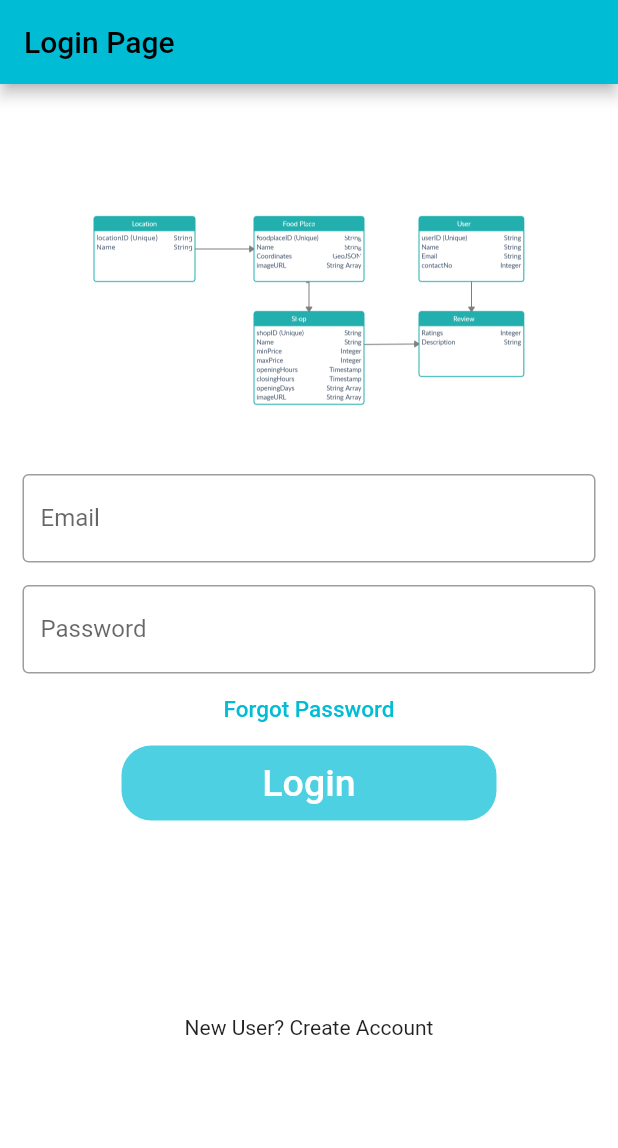
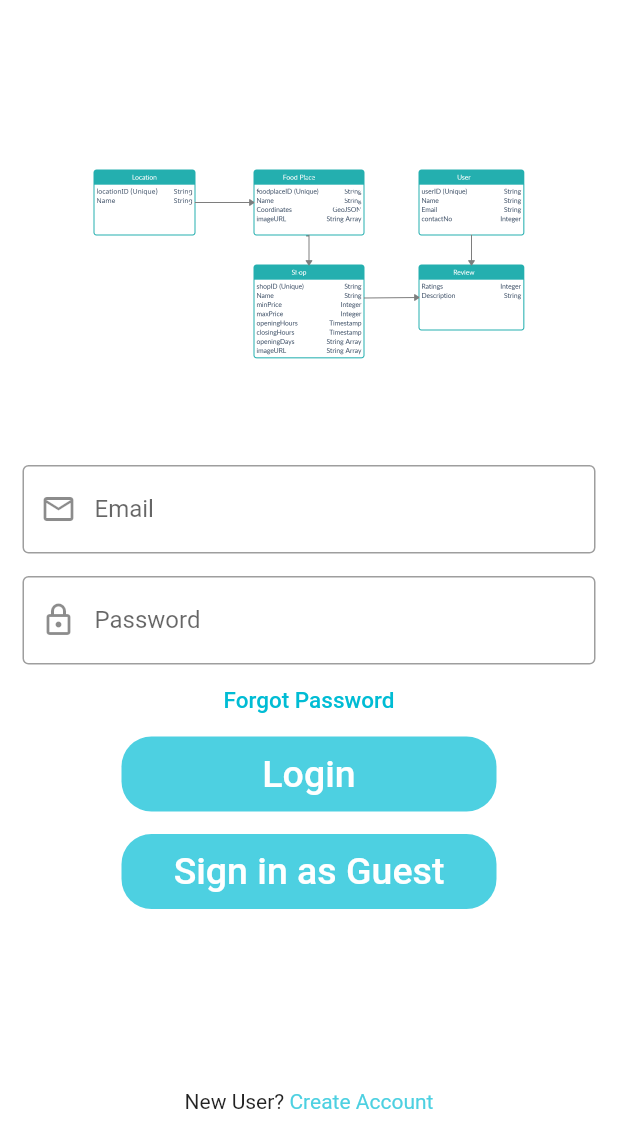
Before and after one commit to waisheen/foodies, a Flutter app: the screen it shows after launch, on a phone screen of 412 x 824 dp. Shown: the top 1148 px of the screen. Run offline on Flutter 3.47's test engine with Material 2 defaults, Android fonts, the phone set to English and light mode, and no system bars; our stand-ins replace firebase_auth, firebase_core; accounts and stored records are empty.

Commit message:
Finished sign up page and guest sign in

```diff
--- /dev/null
+++ b/lib/Login/all.dart
@@ -0,0 +1,2 @@
+export 'loginpage.dart';
+export 'createaccount.dart';
--- /dev/null
+++ b/lib/Login/loginpage.dart
@@ -0,0 +1,140 @@
+import 'package:flutter/material.dart';
+import 'all.dart';
+import '../MainPage/all.dart';
+import '../Services/all.dart';
+
+class LoginPage extends StatefulWidget {
+  const LoginPage({Key? key, required this.title}) : super(key: key);
+
+  // This widget is the home page of your application. It is stateful, meaning
+  // that it has a State object (defined below) that contains fields that affect
+  // how it looks.
+
+  final String title;
+
+  @override
+  State<LoginPage> createState() => _LoginPageState();
+}
+
+class _LoginPageState extends State<LoginPage> {
+  final AuthService _auth = AuthService();
+
+  @override
+  Widget build(BuildContext context) {
+    return Scaffold(
+      backgroundColor: Colors.white,
+      body: SingleChildScrollView(
+        child: Column(
+          children: <Widget>[
+            Padding(
+              padding: const EdgeInsets.only(top: 60.0),
+              child: Center(
+                child: SizedBox(
+                  width: 300,
+                  height: 250,
+                  child: Image.asset('assets/images/placeholder.png'),
+                ),
+              ),
+            ),
+            const Padding(
+              padding: EdgeInsets.symmetric(horizontal: 15.0),
+              child: TextField(
+                decoration: InputDecoration(
+                  border: OutlineInputBorder(),
+                  labelText: 'Email',
+                  prefixIcon: Icon(Icons.email_outlined),
+                  hintText: 'Enter your email',
+                ),
+              ),
+            ),
+            const Padding(
+              padding: EdgeInsets.only(
+                  left: 15.0, right: 15.0, top: 15.0, bottom: 0.0),
+              child: TextField(
+                decoration: InputDecoration(
+                  border: OutlineInputBorder(),
+                  labelText: 'Password',
+                  prefixIcon: Icon(Icons.lock_outlined),
+                  hintText: 'Enter your password',
+                ),
+                obscureText: true,
+              ),
+            ),
+            TextButton(
+              onPressed: () {
+                //Function for forgot password button
+              },
+              child: const Text(
+                "Forgot Password",
+                style: TextStyle(fontSize: 15.0),
+              ),
+            ),
+            Container(
+              height: 50.0,
+              width: 250.0,
+              decoration: BoxDecoration(
+                color: Colors.cyan[300],
+                borderRadius: BorderRadius.circular(20),
+              ),
+              child: TextButton(
+                onPressed: () {
+                  //Next Page after login
+                },
+                child: const Text(
+                  'Login',
+                  style: TextStyle(color: Colors.white, fontSize: 25),
+                ),
+              ),
+            ),
+            const SizedBox(
+              height: 15.0,
+            ),
+            Container(
+              height: 50.0,
+              width: 250.0,
+              decoration: BoxDecoration(
+                color: Colors.cyan[300],
+                borderRadius: BorderRadius.circular(20),
+              ),
+              child: TextButton(
+                onPressed: () async {
+                  await _auth.signInAnonymous();
+                  if (!mounted) return;
+                  Navigator.pushReplacement(
+                      context,
+                      MaterialPageRoute(
+                          builder: (context) => const MainPage()));
+                },
+                child: const Text(
+                  'Sign in as Guest',
+                  style: TextStyle(color: Colors.white, fontSize: 25),
+                ),
+              ),
+            ),
+            const SizedBox(
+              height: 120.0,
+            ),
+            GestureDetector(
+              onTap: () {
+                Navigator.push(
+                    context,
+                    MaterialPageRoute(
+                        builder: (context) => const CreateAccountPage()));
+              },
+              child: Row(
+                mainAxisAlignment: MainAxisAlignment.center,
+                children: <Widget>[
+                  const Text(
+                    'New User? ',
+                  ),
+                  Text('Create Account',
+                      style: TextStyle(color: Colors.cyan[300])),
+                ],
+              ),
+            ),
+          ],
+        ),
+      ),
+    );
+  }
+}
--- /dev/null
+++ b/lib/MainPage/all.dart
@@ -0,0 +1 @@
+export 'mainpage.dart';
--- /dev/null
+++ b/lib/Models/appuser.dart
@@ -0,0 +1,6 @@
+class AppUser {
+  final String uid;
+  final String type;
+
+  AppUser({required this.uid, required this.type});
+}
--- /dev/null
+++ b/lib/Services/all.dart
@@ -0,0 +1 @@
+export 'auth.dart';
--- /dev/null
+++ b/lib/Services/auth.dart
@@ -0,0 +1,22 @@
+import 'package:firebase_auth/firebase_auth.dart';
+import '../Models/appuser.dart';
+
+class AuthService {
+  final FirebaseAuth _auth = FirebaseAuth.instance;
+
+  //Creating user object
+  AppUser? _userFromFirebase(User user, String type) {
+    return AppUser(uid: user.uid, type: type);
+  }
+
+  //Signing in as guest
+  Future signInAnonymous() async {
+    try {
+      UserCredential result = await _auth.signInAnonymously();
+      User? user = result.user;
+      return _userFromFirebase(user!, 'Guest');
+    } catch (e) {
+      rethrow;
+    }
+  }
+}
--- a/lib/main.dart
+++ b/lib/main.dart
@@ -1,135 +1,26 @@
 import 'package:flutter/material.dart';
+import 'Login/all.dart';
+import 'package:firebase_core/firebase_core.dart';
 
-void main() {
+void main() async {
+  WidgetsFlutterBinding.ensureInitialized();
+  await Firebase.initializeApp();
   runApp(const MyApp());
 }
 
 class MyApp extends StatelessWidget {
   const MyApp({Key? key}) : super(key: key);
 
-  // This widget is the root of your application.
+  // This widget is the root of your application
   @override
   Widget build(BuildContext context) {
     return MaterialApp(
       title: 'Foodies',
       theme: ThemeData(
         // This is the theme of your application.
-        //
-        // Try running your application with "flutter run". You'll see the
-        // application has a blue toolbar. Then, without quitting the app, try
-        // changing the primarySwatch below to Colors.green and then invoke
-        // "hot reload" (press "r" in the console where you ran "flutter run",
-        // or simply save your changes to "hot reload" in a Flutter IDE).
-        // Notice that the counter didn't reset back to zero; the application
-        // is not restarted.
         primarySwatch: Colors.cyan,
       ),
       home: const LoginPage(title: 'Login Page'),
     );
   }
 }
-
-class LoginPage extends StatefulWidget {
-  const LoginPage({Key? key, required this.title}) : super(key: key);
-
-  // This widget is the home page of your application. It is stateful, meaning
-  // that it has a State object (defined below) that contains fields that affect
-  // how it looks.
-
-  // This class is the configuration for the state. It holds the values (in this
-  // case the title) provided by the parent (in this case the App widget) and
-  // used by the build method of the State. Fields in a Widget subclass are
-  // always marked "final".
-
-  final String title;
-
-  @override
-  State<LoginPage> createState() => _LoginPageState();
-}
-
-class _LoginPageState extends State<LoginPage> {
-  @override
-  Widget build(BuildContext context) {
-    return Scaffold(
-      backgroundColor: Colors.white,
-      appBar: AppBar(
-        title: Text(widget.title),
-      ),
-      body: SingleChildScrollView(
-        child: Column(
-          children: <Widget>[
-            Padding(
-              padding: const EdgeInsets.only(top: 60.0),
-              child: Center(
-                child: SizedBox(
-                  width: 300,
-                  height: 200,
-                  child: Image.asset('assets/images/placeholder.png'),
-                ),
-              ),
-            ),
-            const Padding(
-              padding: EdgeInsets.symmetric(horizontal: 15.0),
-              child: TextField(
-                decoration: InputDecoration(
-                  border: OutlineInputBorder(),
-                  labelText: 'Email',
-                  hintText: 'Enter a valid email in the form abcde@gmail.com',
-                ),
-              ),
-            ),
-            const Padding(
-              padding: EdgeInsets.only(
-                  left: 15.0, right: 15.0, top: 15.0, bottom: 0.0),
-              child: TextField(
-                decoration: InputDecoration(
-                  border: OutlineInputBorder(),
-                  labelText: 'Password',
-                  hintText: 'Enter your password',
-                ),
-                obscureText: true,
-              ),
-            ),
-            TextButton(
-              onPressed: () {
-                //Function for forgot password button
-              },
-              child: const Text(
-                "Forgot Password",
-                style: TextStyle(fontSize: 15.0),
-              ),
-            ),
-            Container(
-              height: 50.0,
-              width: 250.0,
-              decoration: BoxDecoration(
-                color: Colors.cyan[300],
-                borderRadius: BorderRadius.circular(20),
-              ),
-              child: TextButton(
-                onPressed: () {
-                  //Next Page after login
-                },
-                child: const Text(
-                  'Login',
-                  style: TextStyle(color: Colors.white, fontSize: 25),
-                ),
-              ),
-            ),
-            const SizedBox(
-              height: 130.0,
-            ),
-            GestureDetector(
-              onTap: () {
-                //Create account tab
-              },
-              child: const Text(
-                'New User? Create Account',
-              ),
-            ),
-          ],
-        ),
-      ),
-    );
-  }
-}
--- a/pubspec.yaml
+++ b/pubspec.yaml
@@ -34,6 +34,9 @@ dependencies:
   # The following adds the Cupertino Icons font to your application.
   # Use with the CupertinoIcons class for iOS style icons.
   cupertino_icons: ^1.0.2
+  firebase_auth: ^3.3.18
+  cloud_firestore: ^3.1.16
+  firebase_core: ^1.17.0
 
 dev_dependencies:
   flutter_test:
```
Also changed, not shown: lib/Login/createaccount.dart (added, +130 -0 lines), lib/MainPage/mainpage.dart (added, +35 -0 lines), pubspec.lock, 1 other file.
